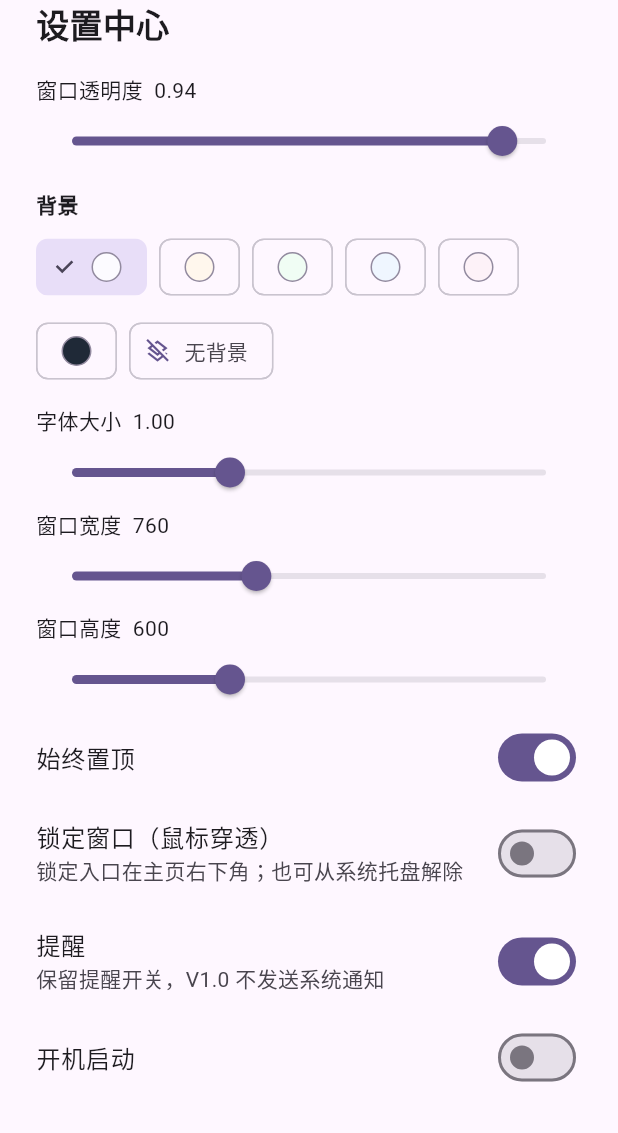
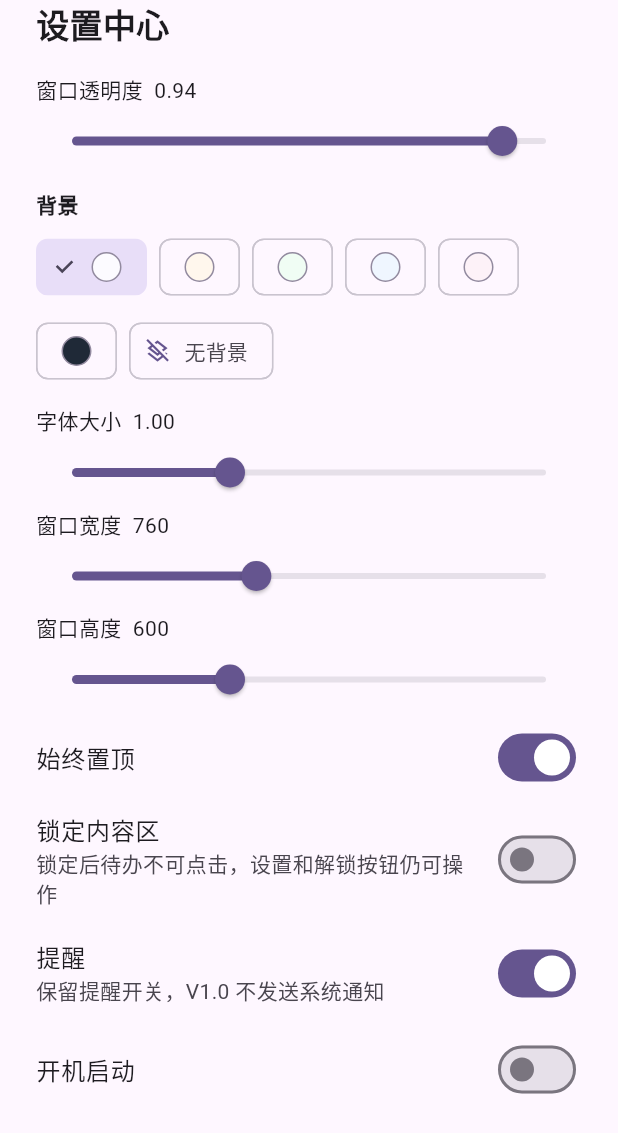
Before and after one commit to lunaqueen/Luna-To-Do, a Flutter app: the _SettingsSheet widget shown alone on an empty page, opened directly with empty values, on a phone screen of 412 x 824 dp. Shown: the top 1133 px of the screen. Run offline on Flutter 3.47's test engine with Material 3 defaults, Android fonts, the phone set to English and light mode, and no system bars; missing offline and left inert: launch_at_startup, tray_manager, window_manager.

Commit message:
fix: keep lock controls clickable

```diff
--- a/lib/pages/home_page.dart
+++ b/lib/pages/home_page.dart
@@ -657,8 +657,8 @@ class _SettingsSheetState extends State<_SettingsSheet> {
             ),
             SwitchListTile(
               contentPadding: EdgeInsets.zero,
-              title: const Text('锁定窗口（鼠标穿透）'),
-              subtitle: const Text('锁定入口在主页右下角；也可从系统托盘解除'),
+              title: const Text('锁定内容区'),
+              subtitle: const Text('锁定后待办不可点击，设置和解锁按钮仍可操作'),
               value: settings.mousePassthrough,
               onChanged: (v) => _save(settings.copyWith(mousePassthrough: v)),
             ),
```
Also changed, not shown: lib/services/window_service.dart (+5 -5 lines).
